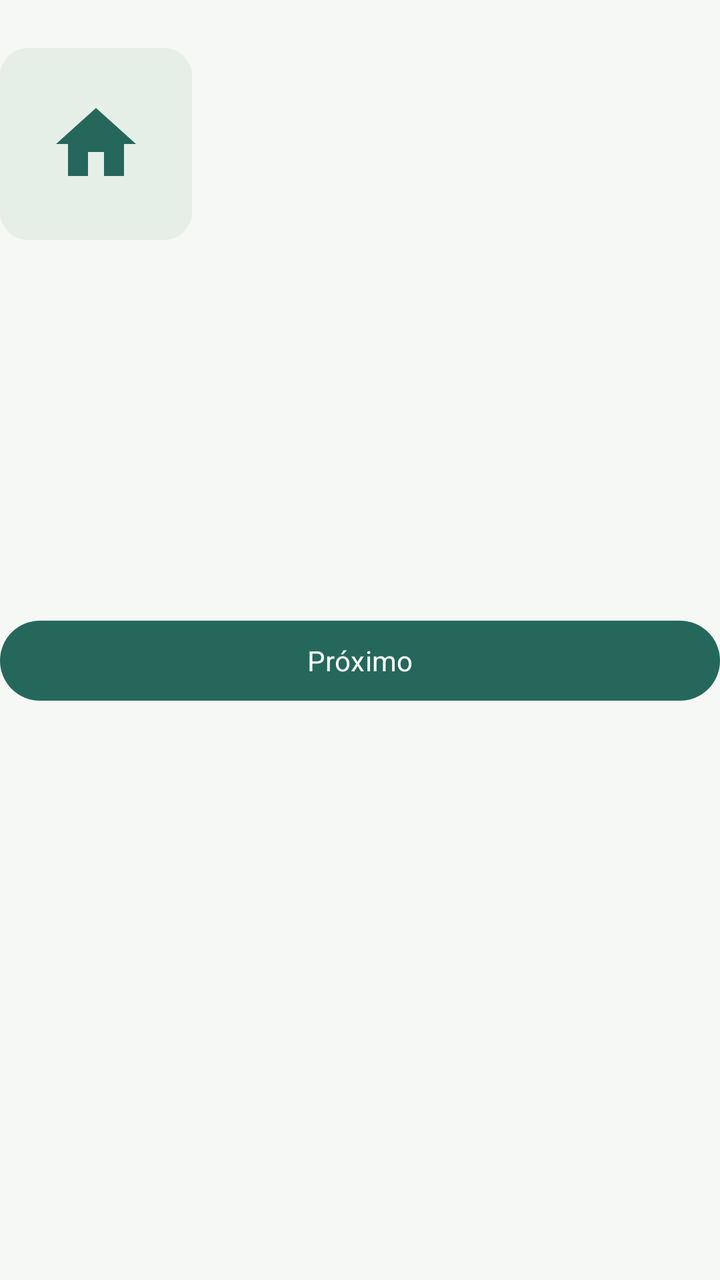
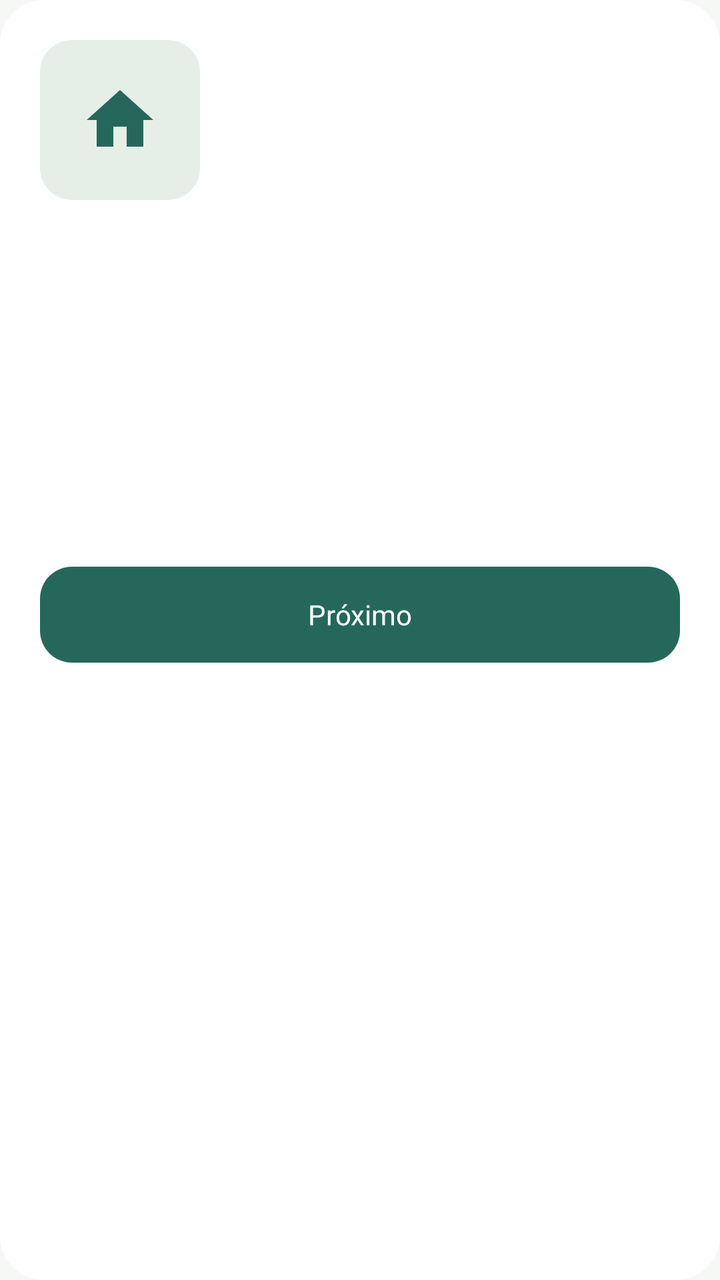

Screens rendered from an Android XML layout before and after an edit, with the pre-edit source and the edit as a unified diff.
<!-- AndroidManifest.xml: application theme Theme.DoseCerta -->
<!-- res/layout/item_tutorial_card.xml -->
<?xml version="1.0" encoding="utf-8"?>
<com.google.android.material.card.MaterialCardView xmlns:android="http://schemas.android.com/apk/res/android" xmlns:app="http://schemas.android.com/apk/res-auto"
    android:layout_width="match_parent" android:layout_height="wrap_content" app:strokeWidth="0dp" app:cardBackgroundColor="?android:attr/colorBackground">
    <LinearLayout android:layout_width="match_parent" android:layout_height="wrap_content" android:orientation="vertical" android:paddingTop="24dp" android:paddingBottom="24dp">
        <ImageView android:id="@+id/image_tutorial_icon" android:layout_width="96dp" android:layout_height="96dp" android:padding="24dp"
            android:src="@drawable/ic_home" android:background="@drawable/ui_icon_container" app:tint="?attr/colorPrimary" android:importantForAccessibility="no" />
        <TextView android:id="@+id/text_title" android:layout_width="match_parent" android:layout_height="wrap_content" android:layout_marginTop="28dp"
            android:textAppearance="@style/TextAppearance.DoseCerta.Headline" android:accessibilityHeading="true" />
        <TextView android:id="@+id/text_description" android:layout_width="match_parent" android:layout_height="wrap_content" android:layout_marginTop="12dp"
            android:textAppearance="@style/TextAppearance.DoseCerta.Body" android:textSize="16sp" android:lineSpacingExtra="4dp" />
        <TextView android:id="@+id/text_progress" android:layout_width="match_parent" android:layout_height="wrap_content" android:layout_marginTop="28dp"
            android:textAppearance="@style/TextAppearance.DoseCerta.Label" android:textColor="?attr/colorPrimary" android:accessibilityLiveRegion="polite" />
        <LinearLayout android:id="@+id/layout_indicators" android:layout_width="match_parent" android:layout_height="wrap_content" android:layout_marginTop="12dp"
            android:orientation="horizontal" android:importantForAccessibility="no">
            <View android:id="@+id/indicator_1" android:layout_width="8dp" android:layout_height="8dp" android:layout_marginEnd="6dp" />
            <View android:id="@+id/indicator_2" android:layout_width="8dp" android:layout_height="8dp" android:layout_marginEnd="6dp" />
            <View android:id="@+id/indicator_3" android:layout_width="8dp" android:layout_height="8dp" />
        </LinearLayout>
        <com.google.android.material.button.MaterialButton android:id="@+id/button_action" android:layout_width="match_parent" android:layout_height="wrap_content"
            android:layout_marginTop="28dp" android:text="@string/setup_tutorial_button_next" />
    </LinearLayout>
</com.google.android.material.card.MaterialCardView>
<!-- resources referenced by this layout -->
<resources>
  <!-- drawable ui_icon_container (drawable) -->
  <?xml version="1.0" encoding="utf-8"?>
  <shape xmlns:android="http://schemas.android.com/apk/res/android"><solid android:color="?attr/colorSecondaryContainer" /><corners android:radius="14dp" /></shape>
  <style name="TextAppearance.DoseCerta.Body" parent="TextAppearance.Material3.BodyMedium">
          <item name="android:textColor">?attr/colorOnSurfaceVariant</item>
      </style>
  <style name="TextAppearance.DoseCerta.Headline" parent="TextAppearance.Material3.HeadlineMedium">
          <item name="android:textSize">24sp</item>
          <item name="android:textColor">?attr/colorOnSurface</item>
          <item name="android:fontFamily">sans-serif-medium</item>
          <item name="android:letterSpacing">-0.02</item>
      </style>
  <style name="TextAppearance.DoseCerta.Label" parent="TextAppearance.Material3.LabelMedium">
          <item name="android:textColor">?attr/colorOnSurfaceVariant</item>
      </style>
  <color name="ui_primary">#25685B</color>
  <color name="ui_on_primary">#FFFFFF</color>
  <color name="ui_secondary">#53685F</color>
  <color name="ui_tertiary">#486580</color>
  <color name="ui_error">#AD393A</color>
  <color name="ui_on_error">#FFFFFF</color>
  <color name="ui_error_container">#FBE3DF</color>
  <color name="ui_background">#F6F8F5</color>
  <color name="ui_on_surface">#1D2924</color>
  <color name="ui_surface">#FFFFFF</color>
  <color name="ui_surface_variant">#E7EDE7</color>
  <color name="ui_outline">#87958B</color>
  <color name="ui_outline_variant">#DFE7DF</color>
  <style name="Widget.DoseCerta.Button" parent="Widget.Material3.Button">
          <item name="android:minHeight">48dp</item>
          <item name="android:textAllCaps">false</item>
          <item name="cornerRadius">24dp</item>
      </style>
  <style name="Widget.DoseCerta.CardView" parent="Widget.Material3.CardView.Outlined">
          <item name="cardBackgroundColor">?attr/colorSurface</item>
          <item name="cardCornerRadius">16dp</item>
          <item name="cardElevation">0dp</item>
          <item name="strokeColor">?attr/colorOutlineVariant</item>
          <item name="strokeWidth">1dp</item>
      </style>
  <style name="Widget.DoseCerta.TextInput" parent="Widget.Material3.TextInputLayout.OutlinedBox">
          <item name="boxCornerRadiusTopStart">12dp</item>
          <item name="boxCornerRadiusTopEnd">12dp</item>
          <item name="boxCornerRadiusBottomStart">12dp</item>
          <item name="boxCornerRadiusBottomEnd">12dp</item>
          <item name="boxBackgroundColor">?attr/colorSurface</item>
          <item name="boxStrokeColor">@color/ui_input_stroke</item>
      </style>
  <style name="ShapeAppearance.DoseCerta.SmallComponent" parent="ShapeAppearance.Material3.SmallComponent">
          <item name="cornerSize">12dp</item>
      </style>
  <style name="ShapeAppearance.DoseCerta.MediumComponent" parent="ShapeAppearance.Material3.MediumComponent">
          <item name="cornerSize">16dp</item>
      </style>
  <!-- unchanged entries left out for length: 18 -->
</resources>

<!-- the commit's change to res/layout/item_tutorial_card.xml (unified diff, before → after) -->
@@ -1,22 +1,22 @@
 <?xml version="1.0" encoding="utf-8"?>
 <com.google.android.material.card.MaterialCardView xmlns:android="http://schemas.android.com/apk/res/android" xmlns:app="http://schemas.android.com/apk/res-auto"
-    android:layout_width="match_parent" android:layout_height="wrap_content" app:strokeWidth="0dp" app:cardBackgroundColor="?android:attr/colorBackground">
-    <LinearLayout android:layout_width="match_parent" android:layout_height="wrap_content" android:orientation="vertical" android:paddingTop="24dp" android:paddingBottom="24dp">
-        <ImageView android:id="@+id/image_tutorial_icon" android:layout_width="96dp" android:layout_height="96dp" android:padding="24dp"
+    android:layout_width="match_parent" android:layout_height="wrap_content" app:strokeWidth="0dp" app:cardCornerRadius="22dp" app:cardBackgroundColor="?attr/colorSurface">
+    <LinearLayout android:layout_width="match_parent" android:layout_height="wrap_content" android:orientation="vertical" android:padding="@dimen/ui_content_padding">
+        <ImageView android:id="@+id/image_tutorial_icon" android:layout_width="80dp" android:layout_height="80dp" android:padding="20dp"
             android:src="@drawable/ic_home" android:background="@drawable/ui_icon_container" app:tint="?attr/colorPrimary" android:importantForAccessibility="no" />
-        <TextView android:id="@+id/text_title" android:layout_width="match_parent" android:layout_height="wrap_content" android:layout_marginTop="28dp"
+        <TextView android:id="@+id/text_title" android:layout_width="match_parent" android:layout_height="wrap_content" android:layout_marginTop="24dp"
             android:textAppearance="@style/TextAppearance.DoseCerta.Headline" android:accessibilityHeading="true" />
         <TextView android:id="@+id/text_description" android:layout_width="match_parent" android:layout_height="wrap_content" android:layout_marginTop="12dp"
             android:textAppearance="@style/TextAppearance.DoseCerta.Body" android:textSize="16sp" android:lineSpacingExtra="4dp" />
-        <TextView android:id="@+id/text_progress" android:layout_width="match_parent" android:layout_height="wrap_content" android:layout_marginTop="28dp"
+        <TextView android:id="@+id/text_progress" android:layout_width="match_parent" android:layout_height="wrap_content" android:layout_marginTop="24dp"
             android:textAppearance="@style/TextAppearance.DoseCerta.Label" android:textColor="?attr/colorPrimary" android:accessibilityLiveRegion="polite" />
         <LinearLayout android:id="@+id/layout_indicators" android:layout_width="match_parent" android:layout_height="wrap_content" android:layout_marginTop="12dp"
             android:orientation="horizontal" android:importantForAccessibility="no">
-            <View android:id="@+id/indicator_1" android:layout_width="8dp" android:layout_height="8dp" android:layout_marginEnd="6dp" />
-            <View android:id="@+id/indicator_2" android:layout_width="8dp" android:layout_height="8dp" android:layout_marginEnd="6dp" />
-            <View android:id="@+id/indicator_3" android:layout_width="8dp" android:layout_height="8dp" />
+            <View android:id="@+id/indicator_1" android:layout_width="@dimen/setup_indicator_size" android:layout_height="@dimen/setup_indicator_size" android:layout_marginEnd="6dp" />
+            <View android:id="@+id/indicator_2" android:layout_width="@dimen/setup_indicator_size" android:layout_height="@dimen/setup_indicator_size" android:layout_marginEnd="6dp" />
+            <View android:id="@+id/indicator_3" android:layout_width="@dimen/setup_indicator_size" android:layout_height="@dimen/setup_indicator_size" />
         </LinearLayout>
         <com.google.android.material.button.MaterialButton android:id="@+id/button_action" android:layout_width="match_parent" android:layout_height="wrap_content"
-            android:layout_marginTop="28dp" android:text="@string/setup_tutorial_button_next" />
+            android:layout_marginTop="24dp" android:minHeight="56dp" android:text="@string/setup_tutorial_button_next" />
     </LinearLayout>
 </com.google.android.material.card.MaterialCardView>
<!-- resource entries referenced after the edit -->
@@ -1,19 +1,26 @@
 <!-- resources referenced by this layout -->
 <resources>
+  <dimen name="setup_indicator_size">8dp</dimen>
+  <dimen name="ui_content_padding">20dp</dimen>
   <!-- drawable ui_icon_container (drawable) -->
   <?xml version="1.0" encoding="utf-8"?>
-  <shape xmlns:android="http://schemas.android.com/apk/res/android"><solid android:color="?attr/colorSecondaryContainer" /><corners android:radius="14dp" /></shape>
+  <shape xmlns:android="http://schemas.android.com/apk/res/android"><solid android:color="?attr/colorSecondaryContainer" /><corners android:radius="16dp" /></shape>
   <style name="TextAppearance.DoseCerta.Body" parent="TextAppearance.Material3.BodyMedium">
           <item name="android:textColor">?attr/colorOnSurfaceVariant</item>
+          <item name="android:textSize">14sp</item>
+          <item name="android:lineSpacingExtra">3dp</item>
       </style>
   <style name="TextAppearance.DoseCerta.Headline" parent="TextAppearance.Material3.HeadlineMedium">
-          <item name="android:textSize">24sp</item>
+          <item name="android:textSize">28sp</item>
           <item name="android:textColor">?attr/colorOnSurface</item>
           <item name="android:fontFamily">sans-serif-medium</item>
           <item name="android:letterSpacing">-0.02</item>
+          <item name="android:includeFontPadding">false</item>
       </style>
   <style name="TextAppearance.DoseCerta.Label" parent="TextAppearance.Material3.LabelMedium">
           <item name="android:textColor">?attr/colorOnSurfaceVariant</item>
+          <item name="android:textSize">12sp</item>
+          <item name="android:lineSpacingExtra">2dp</item>
       </style>
   <color name="ui_primary">#25685B</color>
   <color name="ui_on_primary">#FFFFFF</color>
@@ -31,29 +38,39 @@
   <style name="Widget.DoseCerta.Button" parent="Widget.Material3.Button">
           <item name="android:minHeight">48dp</item>
           <item name="android:textAllCaps">false</item>
-          <item name="cornerRadius">24dp</item>
+          <item name="cornerRadius">@dimen/button_corner_radius</item>
+          <item name="android:textAppearance">@style/TextAppearance.DoseCerta.Action</item>
+          <item name="android:paddingTop">12dp</item>
+          <item name="android:paddingBottom">12dp</item>
       </style>
   <style name="Widget.DoseCerta.CardView" parent="Widget.Material3.CardView.Outlined">
           <item name="cardBackgroundColor">?attr/colorSurface</item>
-          <item name="cardCornerRadius">16dp</item>
+          <item name="cardCornerRadius">@dimen/card_corner_radius</item>
           <item name="cardElevation">0dp</item>
           <item name="strokeColor">?attr/colorOutlineVariant</item>
           <item name="strokeWidth">1dp</item>
       </style>
   <style name="Widget.DoseCerta.TextInput" parent="Widget.Material3.TextInputLayout.OutlinedBox">
-          <item name="boxCornerRadiusTopStart">12dp</item>
-          <item name="boxCornerRadiusTopEnd">12dp</item>
-          <item name="boxCornerRadiusBottomStart">12dp</item>
-          <item name="boxCornerRadiusBottomEnd">12dp</item>
+          <item name="boxCornerRadiusTopStart">16dp</item>
+          <item name="boxCornerRadiusTopEnd">16dp</item>
+          <item name="boxCornerRadiusBottomStart">16dp</item>
+          <item name="boxCornerRadiusBottomEnd">16dp</item>
           <item name="boxBackgroundColor">?attr/colorSurface</item>
           <item name="boxStrokeColor">@color/ui_input_stroke</item>
       </style>
   <style name="ShapeAppearance.DoseCerta.SmallComponent" parent="ShapeAppearance.Material3.SmallComponent">
-          <item name="cornerSize">12dp</item>
+          <item name="cornerSize">16dp</item>
       </style>
   <style name="ShapeAppearance.DoseCerta.MediumComponent" parent="ShapeAppearance.Material3.MediumComponent">
-          <item name="cornerSize">16dp</item>
+          <item name="cornerSize">@dimen/card_corner_radius</item>
       </style>
+  <dimen name="button_corner_radius">16dp</dimen>
+  <style name="TextAppearance.DoseCerta.Action" parent="TextAppearance.Material3.LabelLarge">
+          <item name="android:fontFamily">sans-serif-medium</item>
+          <item name="android:textSize">14sp</item>
+          <item name="android:letterSpacing">0</item>
+      </style>
+  <dimen name="card_corner_radius">22dp</dimen>
   <!-- unchanged entries left out for length: 18 -->
 </resources>
 
